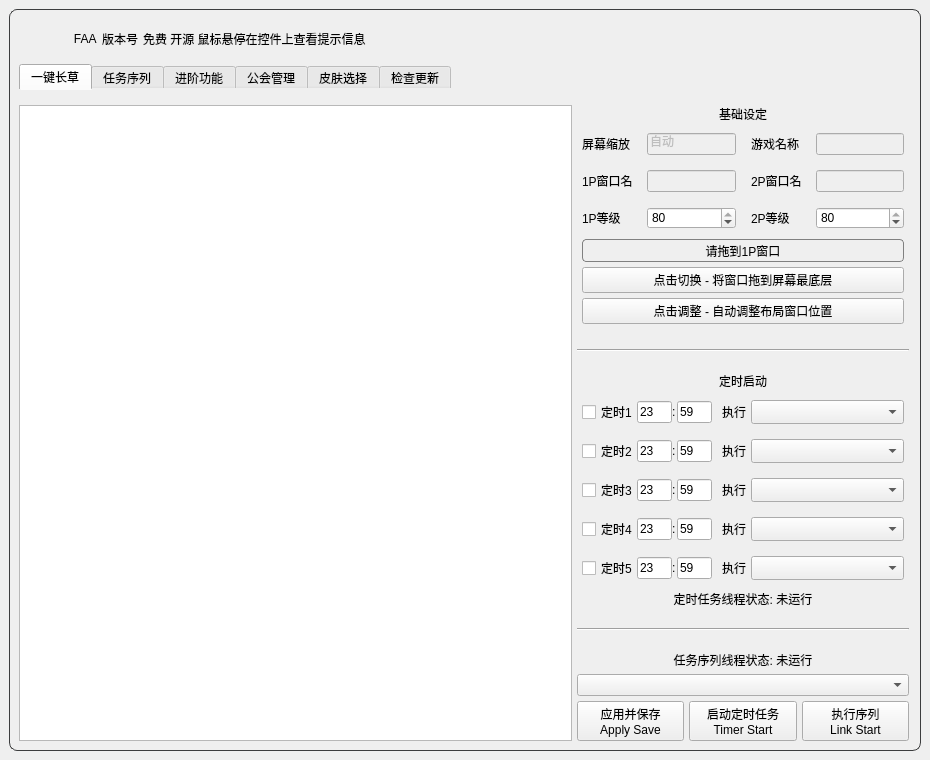
Old version of the form resource/ui/FAA_3.0.ui in the repository StareAbyss/FoodsVsMiceAutoAssistant.
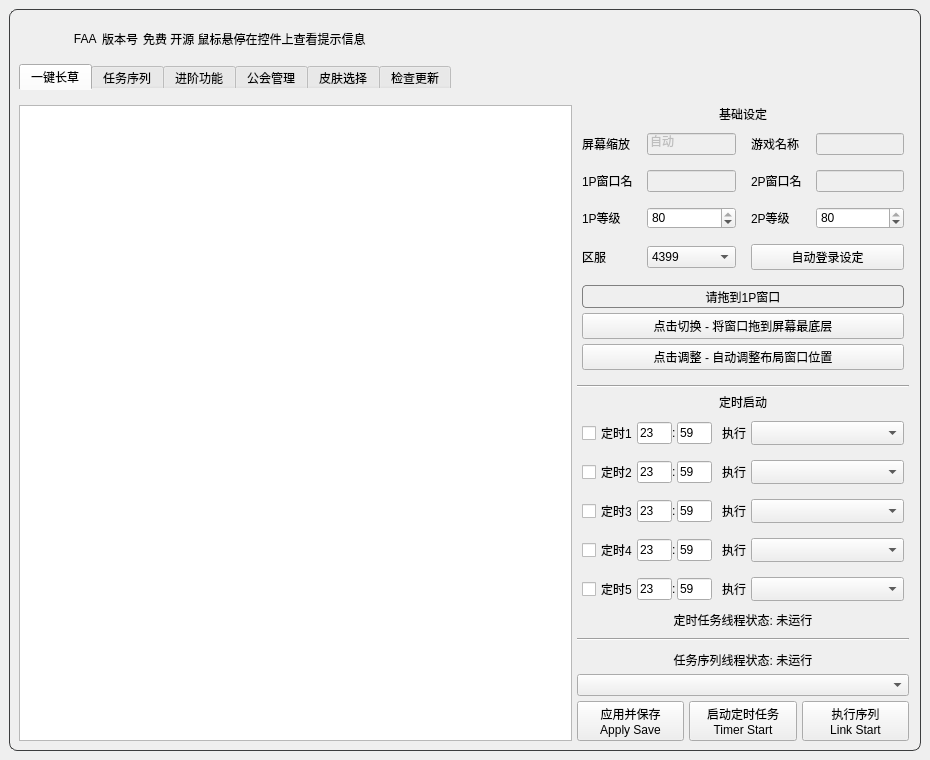
New version of the form. Icons and pictures are not drawn. Custom widgets are drawn as their Qt base class.

Commit message: fix(登录界面): 修复主界面无法加载与自动登录设置入口失效

```diff
--- a/resource/ui/FAA_3.0.ui
+++ b/resource/ui/FAA_3.0.ui
@@ -1027,15 +1027,6 @@
                 </layout>
                </item>
                <item>
-                <layout class="QVBoxLayout" name="verticalLayout_3" stretch="1,1,0">
-                 <property name="spacing">
-                  <number>5</number>
-                 </property>
-                 <property name="leftMargin">
-                  <number>5</number>
-                 </property>
-                 <property name="topMargin">
-               <item>
                 <layout class="QHBoxLayout" name="LoginPlatformHomeLayout" stretch="0,0">
                  <property name="spacing">
                   <number>5</number>
@@ -1134,6 +1125,15 @@
                  </item>
                 </layout>
                </item>
+               <item>
+                <layout class="QVBoxLayout" name="verticalLayout_3" stretch="1,1,0">
+                 <property name="spacing">
+                  <number>5</number>
+                 </property>
+                 <property name="leftMargin">
+                  <number>5</number>
+                 </property>
+                 <property name="topMargin">
                   <number>5</number>
                  </property>
                  <property name="rightMargin">
```
The commit also changes 2 other files.
